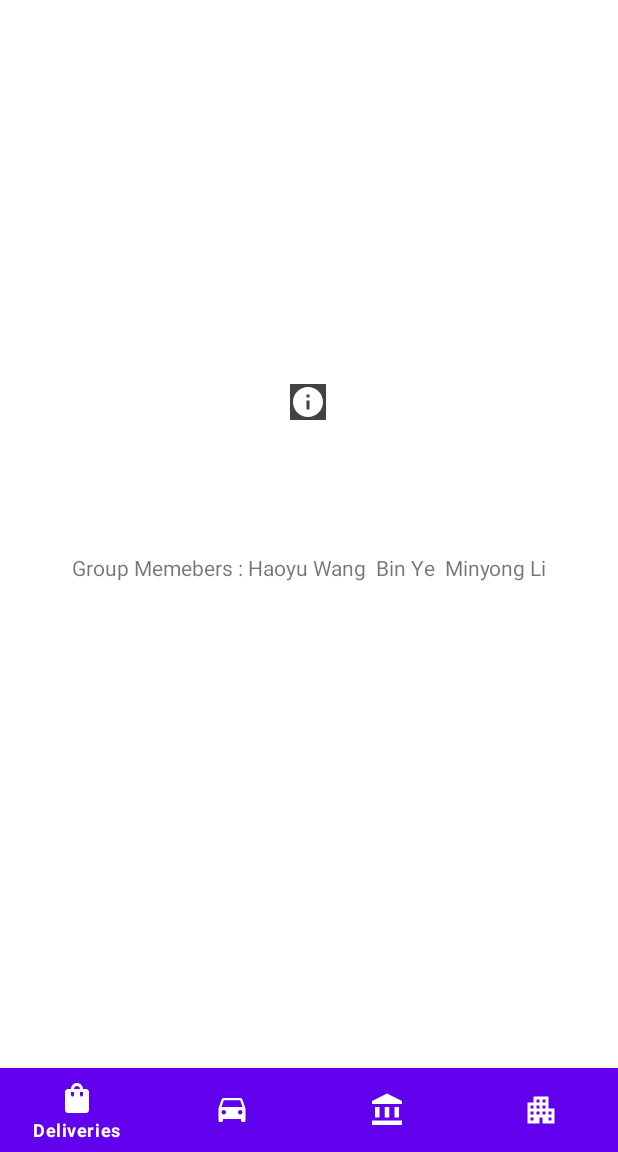
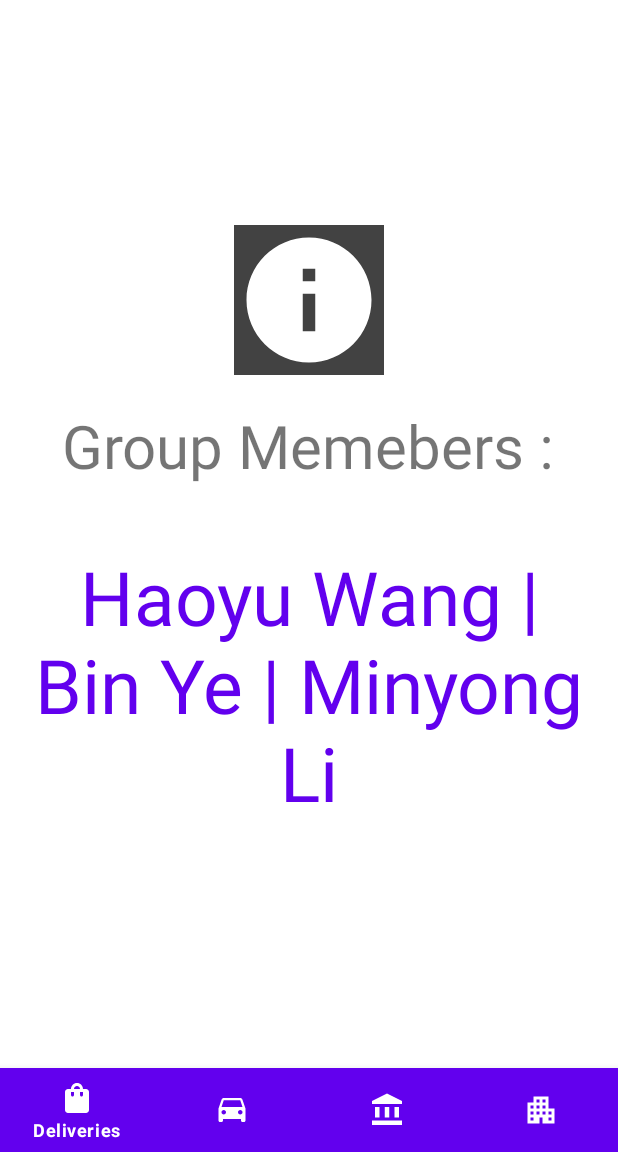
Before and after one commit to by3u20/appcw, an Android app: the screen it shows after launch (MainActivity), in the side drawer, after a tap on "About Us", on a phone screen of 412 x 824 dp, the part 84-1236 px from its top. Run offline under Robolectric (Android 15) with nearby library versions, the phone set to English and light mode, and no system bars.

```diff
--- a/app/src/main/res/layout/fragment_about.xml
+++ b/app/src/main/res/layout/fragment_about.xml
@@ -1,34 +1,42 @@
 <?xml version="1.0" encoding="utf-8"?>
-<androidx.constraintlayout.widget.ConstraintLayout xmlns:android="http://schemas.android.com/apk/res/android"
+<LinearLayout xmlns:android="http://schemas.android.com/apk/res/android"
     xmlns:app="http://schemas.android.com/apk/res-auto"
     xmlns:tools="http://schemas.android.com/tools"
     android:id="@+id/about_layout"
     android:layout_width="match_parent"
     android:layout_height="match_parent"
+    android:orientation="vertical"
+    android:gravity="center_horizontal"
     android:background="@color/white">
 
 
     <ImageView
         android:id="@+id/imageView2"
-        android:layout_width="wrap_content"
-        android:layout_height="wrap_content"
-        android:layout_marginTop="256dp"
+        android:layout_width="100dp"
+        android:layout_height="100dp"
+        android:layout_marginTop="150dp"
         android:background="@color/cardview_dark_background"
-        android:src="@drawable/about"
-        app:layout_constraintEnd_toEndOf="parent"
-        app:layout_constraintHorizontal_bias="0.498"
-        app:layout_constraintStart_toStartOf="parent"
-        app:layout_constraintTop_toTopOf="parent" />
+        android:src="@drawable/about" />
 
     <TextView
-        android:id="@+id/textView"
+        android:id="@+id/about_us_text"
         android:layout_width="wrap_content"
         android:layout_height="wrap_content"
         android:text="@string/about_us_text"
-        app:layout_constraintBottom_toBottomOf="parent"
-        app:layout_constraintEnd_toEndOf="parent"
-        app:layout_constraintStart_toStartOf="parent"
-        app:layout_constraintTop_toBottomOf="@+id/imageView2"
-        app:layout_constraintVertical_bias="0.215" />
+        android:textSize="40sp"
+        android:padding="20dp"
+        />
 
-</androidx.constraintlayout.widget.ConstraintLayout>
+    <TextView
+        android:id="@+id/about_us_name"
+        android:layout_width="wrap_content"
+        android:layout_height="wrap_content"
+        android:text="@string/about_us_name"
+        android:textSize="50sp"
+        android:textColor="@color/design_default_color_primary"
+        android:textAlignment="center"
+        android:padding="20dp"
+        />
+
+
+</LinearLayout>
--- a/app/src/main/res/values/strings.xml
+++ b/app/src/main/res/values/strings.xml
@@ -4,7 +4,8 @@
     <string name="open">Open</string>
     <string name="close">Close</string>
     <string name="manager_view">Manager View</string>
-    <string name="about_us_text">Group Memebers : Haoyu Wang \ Bin Ye \ Minyong Li</string>
+    <string name="about_us_text">Group Memebers :</string>
+    <string name="about_us_name">Haoyu Wang | Bin Ye | Minyong Li</string>
     <string name="title_activity_login">LoginActivity</string>
     <!-- Strings used for fragments for navigation -->
     <string name="first_fragment_label">First Fragment</string>
```
Also changed, not shown: app/src/main/java/com/example/delivery1/LoginActivity.java (+58 -1 lines), app/src/main/res/layout/content_login.xml (+13 -3 lines).
